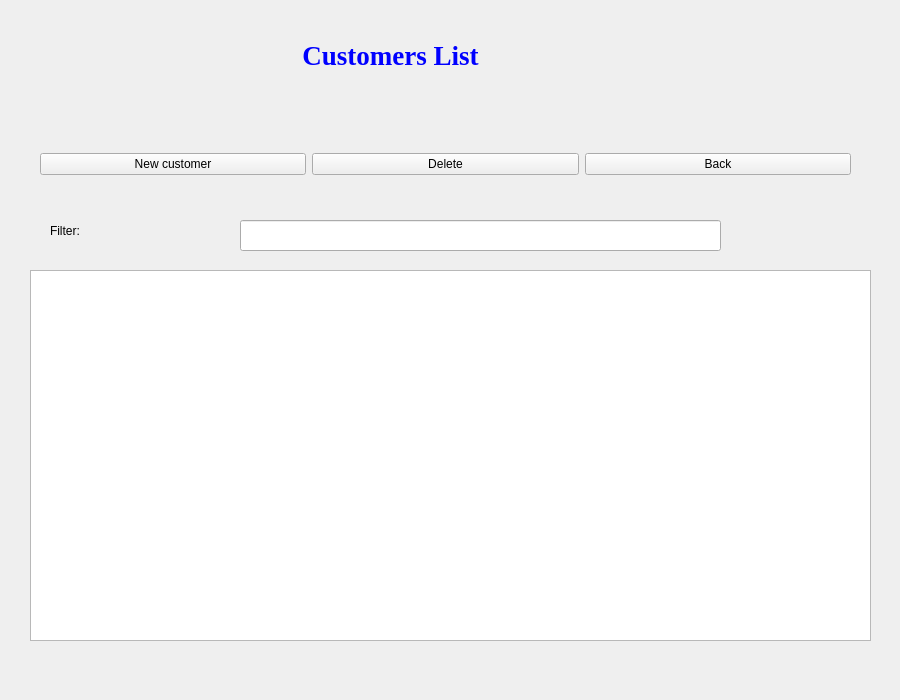
Qt form customerlist.ui (jonathansaetre/BankSystem) before a commit.
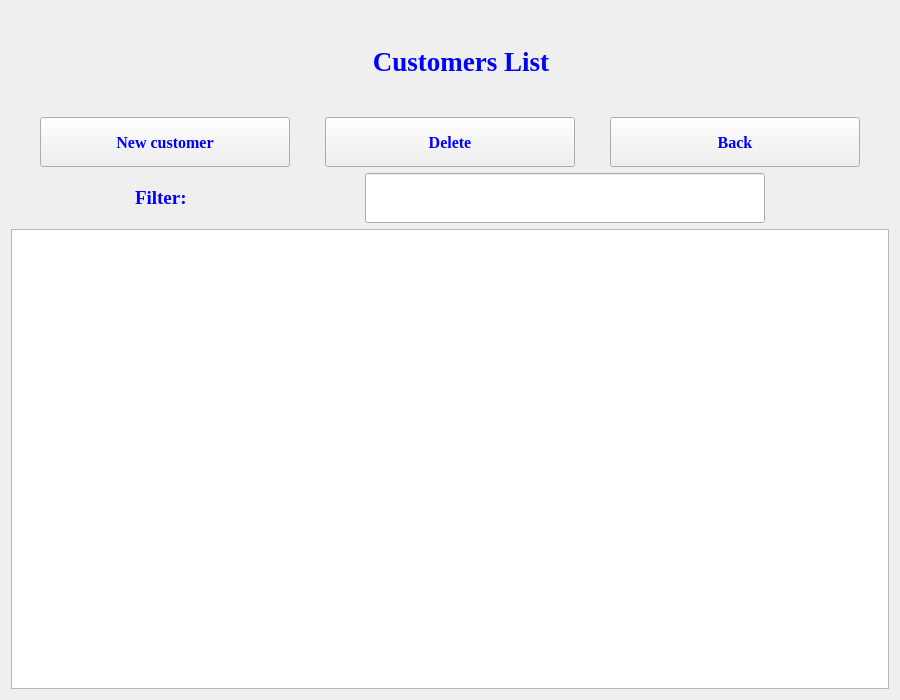
The same form after that commit.

What changed in the file:
```diff
--- a/customerlist.ui
+++ b/customerlist.ui
@@ -25,14 +25,20 @@
   <property name="windowTitle">
    <string>Customer List</string>
   </property>
+  <layout class="QVBoxLayout" name="verticalLayout">
+   <item>
   <widget class="QLabel" name="label">
-   <property name="geometry">
-    <rect>
-     <x>30</x>
-     <y>30</y>
-     <width>721</width>
-     <height>51</height>
-    </rect>
+     <property name="minimumSize">
+      <size>
+       <width>900</width>
+       <height>100</height>
+      </size>
+     </property>
+     <property name="maximumSize">
+      <size>
+       <width>900</width>
+       <height>100</height>
+      </size>
    </property>
    <property name="font">
     <font>
@@ -55,57 +61,34 @@
     <set>Qt::AlignCenter</set>
    </property>
   </widget>
-  <widget class="QLabel" name="label_2">
-   <property name="geometry">
-    <rect>
-     <x>50</x>
-     <y>210</y>
-     <width>777</width>
-     <height>41</height>
-    </rect>
-   </property>
-   <property name="minimumSize">
-    <size>
-     <width>777</width>
-     <height>0</height>
-    </size>
-   </property>
-   <property name="text">
-    <string>Filter:</string>
-   </property>
-  </widget>
-  <widget class="QLineEdit" name="textSearchEdit">
-   <property name="geometry">
-    <rect>
-     <x>240</x>
-     <y>220</y>
-     <width>481</width>
-     <height>31</height>
-    </rect>
-   </property>
-  </widget>
-  <widget class="QTreeView" name="custList">
-   <property name="geometry">
-    <rect>
-     <x>30</x>
-     <y>270</y>
-     <width>841</width>
-     <height>371</height>
-    </rect>
-   </property>
-  </widget>
-  <widget class="QWidget" name="">
-   <property name="geometry">
-    <rect>
-     <x>40</x>
-     <y>129</y>
-     <width>811</width>
-     <height>71</height>
-    </rect>
-   </property>
+   </item>
+   <item>
    <layout class="QHBoxLayout" name="horizontalLayout">
     <item>
      <widget class="QPushButton" name="buttonNewCustomer">
+       <property name="minimumSize">
+        <size>
+         <width>250</width>
+         <height>50</height>
+        </size>
+       </property>
+       <property name="maximumSize">
+        <size>
+         <width>250</width>
+         <height>50</height>
+        </size>
+       </property>
+       <property name="font">
+        <font>
+         <family>Times New Roman</family>
+         <pointsize>12</pointsize>
+         <weight>75</weight>
+         <bold>true</bold>
+        </font>
+       </property>
+       <property name="styleSheet">
+        <string notr="true">color:blue</string>
+       </property>
       <property name="text">
        <string>New customer</string>
       </property>
@@ -113,6 +96,29 @@
     </item>
     <item>
      <widget class="QPushButton" name="pushButton">
+       <property name="minimumSize">
+        <size>
+         <width>250</width>
+         <height>50</height>
+        </size>
+       </property>
+       <property name="maximumSize">
+        <size>
+         <width>250</width>
+         <height>50</height>
+        </size>
+       </property>
+       <property name="font">
+        <font>
+         <family>Times New Roman</family>
+         <pointsize>12</pointsize>
+         <weight>75</weight>
+         <bold>true</bold>
+        </font>
+       </property>
+       <property name="styleSheet">
+        <string notr="true">color:blue</string>
+       </property>
       <property name="text">
        <string>Delete</string>
       </property>
@@ -120,13 +126,109 @@
     </item>
     <item>
      <widget class="QPushButton" name="buttonBack">
+       <property name="minimumSize">
+        <size>
+         <width>250</width>
+         <height>50</height>
+        </size>
+       </property>
+       <property name="maximumSize">
+        <size>
+         <width>250</width>
+         <height>50</height>
+        </size>
+       </property>
+       <property name="font">
+        <font>
+         <family>Times New Roman</family>
+         <pointsize>12</pointsize>
+         <weight>75</weight>
+         <bold>true</bold>
+        </font>
+       </property>
+       <property name="styleSheet">
+        <string notr="true">color:blue</string>
+       </property>
       <property name="text">
        <string>Back</string>
       </property>
      </widget>
     </item>
    </layout>
-  </widget>
+   </item>
+   <item>
+    <layout class="QHBoxLayout" name="horizontalLayout_2">
+     <item>
+      <widget class="QLabel" name="label_2">
+       <property name="minimumSize">
+        <size>
+         <width>100</width>
+         <height>50</height>
+        </size>
+       </property>
+       <property name="maximumSize">
+        <size>
+         <width>100</width>
+         <height>50</height>
+        </size>
+       </property>
+       <property name="font">
+        <font>
+         <family>Times New Roman</family>
+         <pointsize>14</pointsize>
+         <weight>75</weight>
+         <bold>true</bold>
+        </font>
+       </property>
+       <property name="styleSheet">
+        <string notr="true">color:blue</string>
+       </property>
+       <property name="text">
+        <string>Filter:</string>
+       </property>
+      </widget>
+     </item>
+     <item>
+      <widget class="QLineEdit" name="textSearchEdit">
+       <property name="minimumSize">
+        <size>
+         <width>400</width>
+         <height>50</height>
+        </size>
+       </property>
+       <property name="maximumSize">
+        <size>
+         <width>400</width>
+         <height>50</height>
+        </size>
+       </property>
+       <property name="font">
+        <font>
+         <family>Times New Roman</family>
+         <pointsize>10</pointsize>
+        </font>
+       </property>
+       <property name="styleSheet">
+        <string notr="true">color:blue</string>
+       </property>
+      </widget>
+     </item>
+    </layout>
+   </item>
+   <item>
+    <widget class="QTreeView" name="custList">
+     <property name="font">
+      <font>
+       <family>Times New Roman</family>
+       <pointsize>10</pointsize>
+      </font>
+     </property>
+     <property name="styleSheet">
+      <string notr="true">color:blue</string>
+     </property>
+    </widget>
+   </item>
+  </layout>
  </widget>
  <resources/>
  <connections/>
```
Lines whose indentation alone changed are shown as unchanged.
